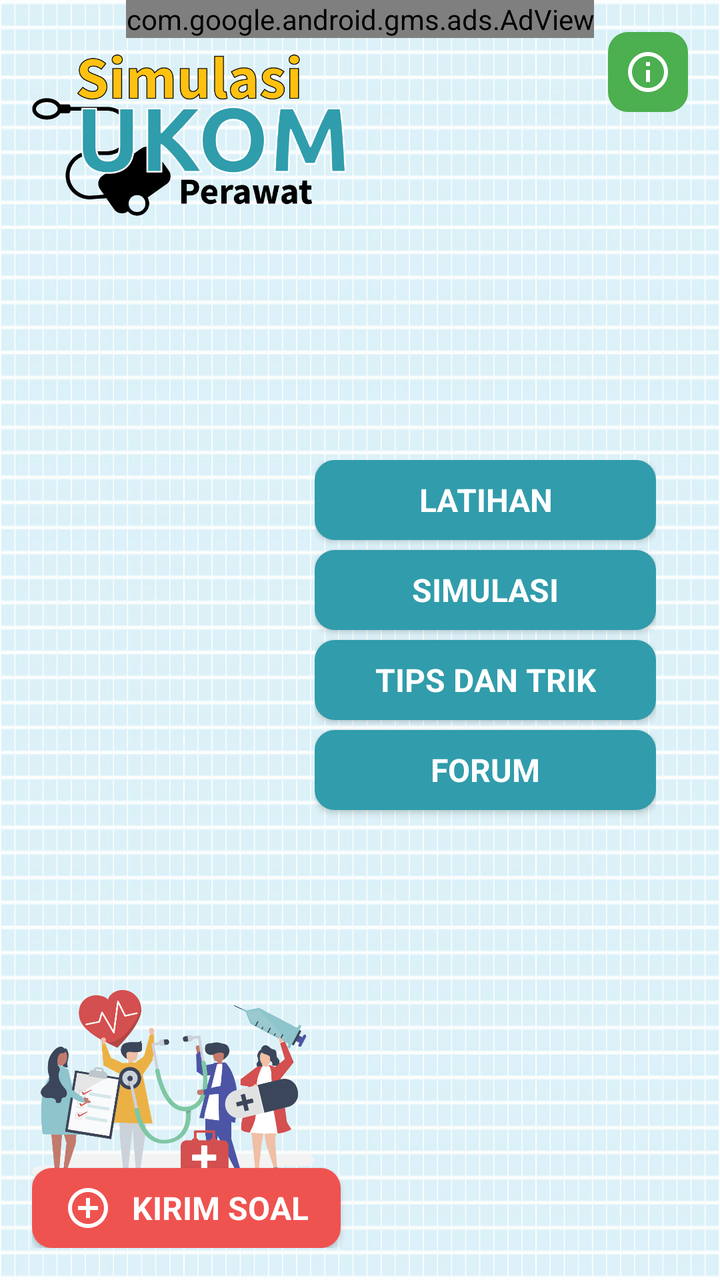
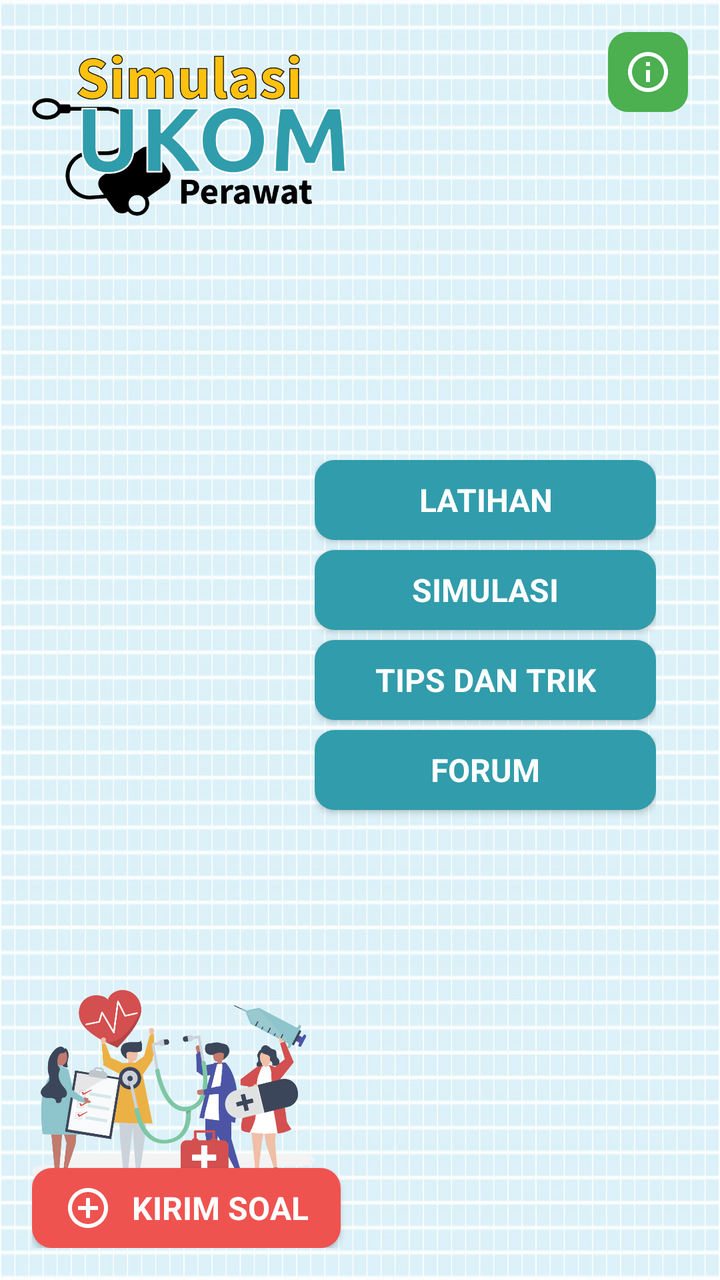

Before-and-after screenshots of an Android layout around one commit, followed by the original layout XML and the change that was made.
<!-- AndroidManifest.xml: application theme AppTheme.NoActionBar -->
<!-- res/layout/activity_main.xml -->
<?xml version="1.0" encoding="utf-8"?>
<RelativeLayout xmlns:android="http://schemas.android.com/apk/res/android"
    xmlns:tools="http://schemas.android.com/tools"
    android:id="@+id/relative_layout_main"
    android:layout_width="match_parent"
    android:layout_height="match_parent"
    android:background="@drawable/bg"
    tools:context=".activity.MainActivity">

    <com.google.android.gms.ads.AdView
        android:id="@+id/adv_banner"
        android:layout_width="wrap_content"
        android:layout_height="wrap_content"
        android:layout_centerHorizontal="true" />

    <RelativeLayout
        android:layout_width="match_parent"
        android:layout_height="match_parent"
        android:padding="@dimen/size_primary">
        <ImageView
            android:id="@+id/img_app_name"
            android:layout_width="160dp"
            android:layout_height="100dp"
            android:src="@drawable/title"
            tools:ignore="ContentDescription" />

        <ImageView
            android:id="@+id/img_group_medic"
            android:layout_width="250dp"
            android:layout_height="190dp"
            android:translationY="16dp"
            android:src="@drawable/group"
            android:layout_alignParentBottom="true"
            android:layout_toStartOf="@id/buttons"
            tools:ignore="ContentDescription" />

        <ImageButton
            android:id="@+id/imgbtn_info"
            android:layout_width="@dimen/size_40"
            android:layout_height="@dimen/size_40"
            android:background="@drawable/round_button_green"
            android:foreground="?attr/selectableItemBackground"
            android:layout_alignParentEnd="true"
            android:src="@drawable/ic_info"
            tools:ignore="ContentDescription" />

        <Button
            android:id="@+id/btn_send_questions"
            android:layout_width="wrap_content"
            android:layout_height="@dimen/size_40"
            android:foreground="?attr/selectableItemBackground"
            android:background="@drawable/round_button_red"
            android:layout_alignParentBottom="true"
            android:paddingStart="16dp"
            android:paddingEnd="16dp"
            android:drawableStart="@drawable/ic_add"
            android:drawablePadding="10dp"
            android:text="@string/donor_soal"
            android:textColor="#fff"
            android:textSize="16sp"
            android:textStyle="bold"
            tools:ignore="RelativeOverlap" />

        <LinearLayout
            android:id="@+id/buttons"
            android:layout_width="wrap_content"
            android:layout_height="wrap_content"
            android:layout_alignParentEnd="true"
            android:layout_centerVertical="true"
            android:layout_marginEnd="16dp"
            android:orientation="vertical">

            <Button
                android:id="@+id/btn_latihan"
                style="@style/ButtonPrimaryHome"
                android:text="@string/latihan" />

            <Button
                android:id="@+id/btn_simulasi"
                style="@style/ButtonPrimaryHome"
                android:text="@string/simulasi"/>

            <Button
                android:id="@+id/btn_tipstrick"
                style="@style/ButtonPrimaryHome"
                android:paddingStart="30dp"
                android:paddingEnd="30dp"
                android:text="@string/tips_trik"/>

            <Button
                android:id="@+id/btn_forum"
                style="@style/ButtonPrimaryHome"
                android:text="@string/forum"/>





        </LinearLayout>
    </RelativeLayout>


</RelativeLayout>
<!-- resources referenced by this layout -->
<resources>
  <dimen name="size_40">40dp</dimen>
  <dimen name="size_primary">16dp</dimen>
  <!-- drawable bg: jpeg bitmap (drawable, 746326 bytes) -->
  <!-- drawable group: png bitmap (drawable, 70326 bytes) -->
  <!-- drawable ic_add (drawable) -->
  <vector android:height="24dp" android:tint="#FFFFFF"
      android:viewportHeight="24" android:viewportWidth="24"
      android:width="24dp" xmlns:android="http://schemas.android.com/apk/res/android">
      <path android:fillColor="@android:color/white" android:pathData="M13,7h-2v4L7,11v2h4v4h2v-4h4v-2h-4L13,7zM12,2C6.49,2 2,6.49 2,12s4.49,10 10,10 10,-4.49 10,-10S17.51,2 12,2zM12,20c-4.41,0 -8,-3.59 -8,-8s3.59,-8 8,-8 8,3.59 8,8 -3.59,8 -8,8z"/>
  </vector>
  <!-- drawable ic_info (drawable) -->
  <vector android:height="24dp" android:tint="#FFFFFF"
      android:viewportHeight="24" android:viewportWidth="24"
      android:width="24dp" xmlns:android="http://schemas.android.com/apk/res/android">
      <path android:fillColor="@android:color/white" android:pathData="M11,7h2v2h-2zM11,11h2v6h-2zM12,2C6.48,2 2,6.48 2,12s4.48,10 10,10 10,-4.48 10,-10S17.52,2 12,2zM12,20c-4.41,0 -8,-3.59 -8,-8s3.59,-8 8,-8 8,3.59 8,8 -3.59,8 -8,8z"/>
  </vector>
  <!-- drawable round_button_green (drawable) -->
  <?xml version="1.0" encoding="utf-8"?>
  <shape xmlns:android="http://schemas.android.com/apk/res/android"
      android:shape="rectangle">
      <solid android:color="@color/colorActive" />
      <corners android:radius="10dp"/>
  </shape>
  <!-- drawable round_button_red (drawable) -->
  <?xml version="1.0" encoding="utf-8"?>
  <shape xmlns:android="http://schemas.android.com/apk/res/android"
      android:shape="rectangle">
      <solid android:color="@color/colorDanger" />
      <corners android:radius="10dp"/>
  </shape>
  <!-- drawable title: png bitmap (drawable, 32642 bytes) -->
  <string name="donor_soal">Kirim Soal</string>
  <string name="forum">Forum</string>
  <string name="latihan">Latihan</string>
  <string name="simulasi">Simulasi</string>
  <string name="tips_trik">Tips dan Trik</string>
  <style name="ButtonPrimaryHome">
          <item name="android:layout_width">match_parent</item>
          <item name="android:layout_height">40dp</item>
          <item name="android:paddingStart">@dimen/size_primary</item>
          <item name="android:paddingEnd">@dimen/size_primary</item>
          <item name="android:layout_marginBottom">@dimen/size_5</item>
          <item name="fontFamily">@font/ubuntu_bold</item>
          <item name="android:textColor">#fff</item>
          <item name="android:textSize">@dimen/size_text_16</item>
          <item name="android:textStyle">bold</item>
          <item name="android:background">@drawable/round_button_primary</item>
          <item name="android:foreground">?attr/selectableItemBackground</item>
      </style>
  <style name="AppTheme.NoActionBar">
          <item name="windowActionBar">false</item>
          <item name="windowNoTitle">true</item>
      </style>
  <color name="colorActive">#4CAF50</color>
  <color name="colorDanger">#EF5350</color>
  <dimen name="size_5">5dp</dimen>
  <dimen name="size_text_16">16sp</dimen>
  <!-- drawable round_button_primary (drawable) -->
  <?xml version="1.0" encoding="utf-8"?>
  <shape xmlns:android="http://schemas.android.com/apk/res/android"
      android:shape="rectangle">
      <solid android:color="@color/colorPrimary" />
      <corners android:radius="10dp"/>
  </shape>
  <color name="colorPrimary">#319CAB</color>
</resources>

<!-- the commit's change to res/layout/activity_main.xml (unified diff, before → after) -->
@@ -7,7 +7,7 @@
     android:background="@drawable/bg"
     tools:context=".activity.MainActivity">
 
-    <com.google.android.gms.ads.AdView
+    <FrameLayout
         android:id="@+id/adv_banner"
         android:layout_width="wrap_content"
         android:layout_height="wrap_content"
